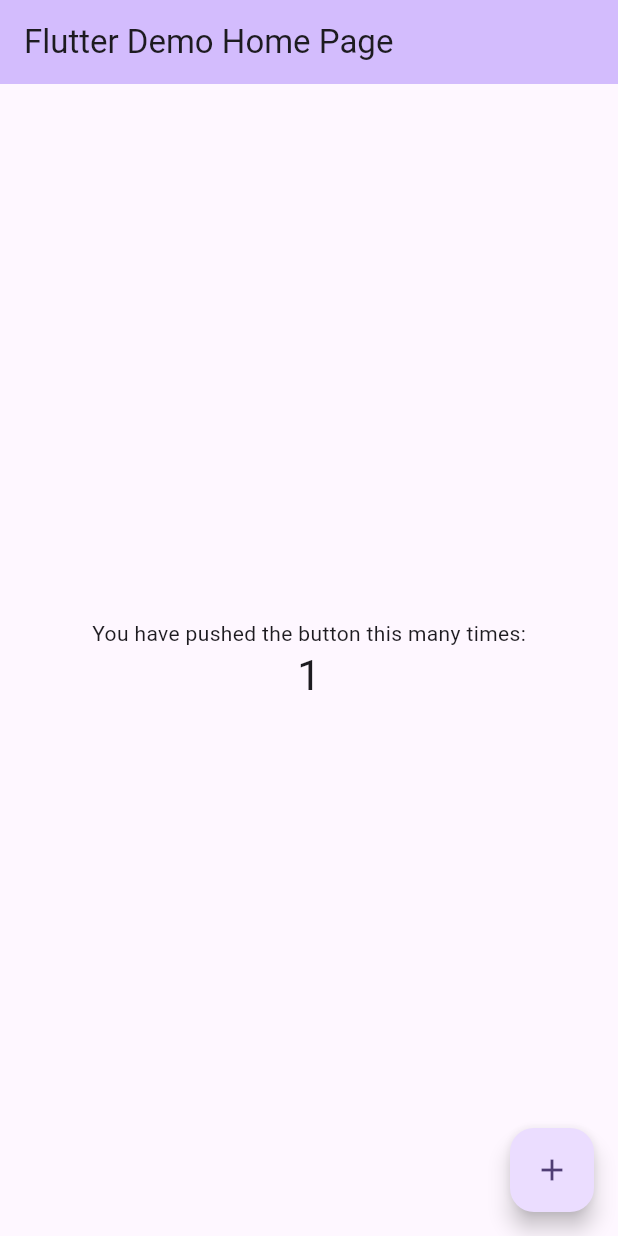
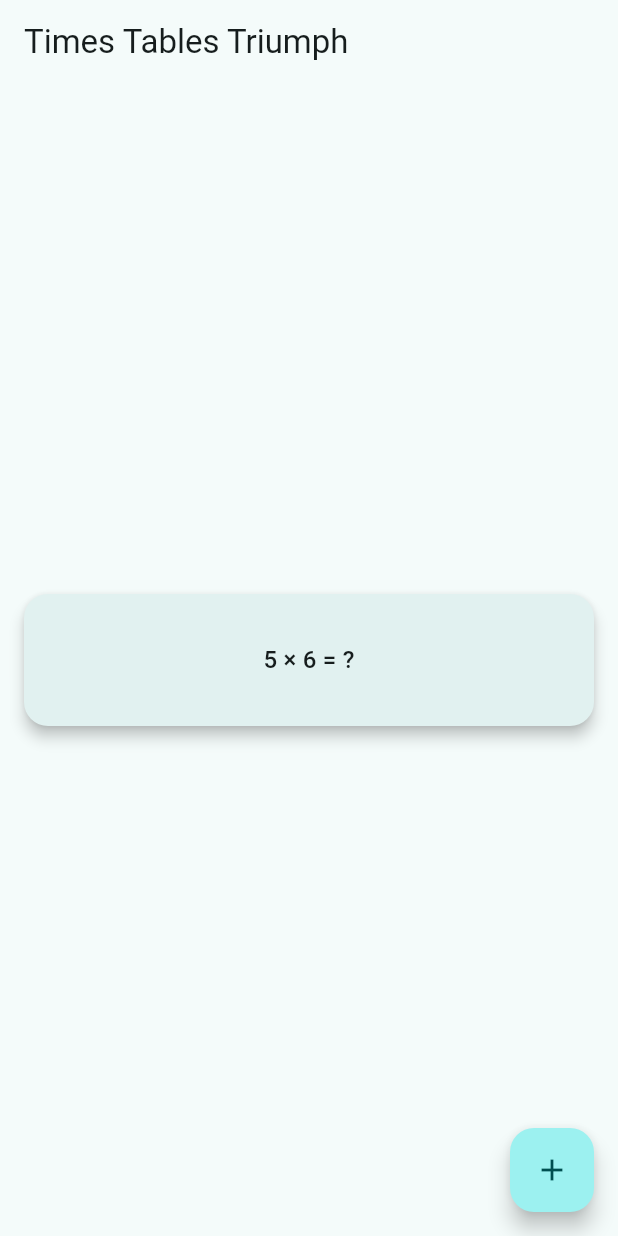
Before and after one commit to Jake-Mok-Nelson/times_tables_triumph, a Flutter app: the screen it shows after launch, after a tap on the "add" icon, on a phone screen of 412 x 824 dp. Run offline on Flutter 3.47's test engine with Material 3 defaults, Android fonts, the phone set to English and light mode, and no system bars.

Commit message:
A very simple flash card with reveal on tap

```diff
--- a/lib/fact.dart
+++ b/lib/fact.dart
@@ -1,6 +1,4 @@
 import 'dart:math';
-
-import 'package:flutter/material.dart';
 
 /// A class that represents a multiplication problem.
 class MultiplicationFact {
--- /dev/null
+++ b/lib/flashcard.dart
@@ -0,0 +1,46 @@
+import 'package:flutter/material.dart';
+import 'package:times_tables_triumph/fact.dart';
+
+/// A flashcard that shows a multiplication question and flips to reveal the answer.
+class FlashCardWidget extends StatefulWidget {
+  final MultiplicationFact fact;
+
+  const FlashCardWidget({super.key, required this.fact});
+
+  @override
+  FlashCardWidgetState createState() => FlashCardWidgetState();
+}
+
+class FlashCardWidgetState extends State<FlashCardWidget> {
+  bool _showAnswer = false;
+
+  @override
+  Widget build(BuildContext context) {
+    final displayText = _showAnswer
+        // Back of card: show full fact with answer
+        ? '${widget.fact.multiplicand} × ${widget.fact.multiplier} = ${widget.fact.product}'
+        // Front of card: show question only
+        : '${widget.fact.multiplicand} × ${widget.fact.multiplier} = ?';
+
+    return GestureDetector(
+      onTap: () => setState(() => _showAnswer = !_showAnswer),
+      child: Card(
+        color: Theme.of(context).cardTheme.color,
+        shape: RoundedRectangleBorder(
+          borderRadius: BorderRadius.circular(16),
+        ),
+        elevation: 4,
+        margin: const EdgeInsets.all(16),
+        child: Container(
+          padding: const EdgeInsets.symmetric(vertical: 32, horizontal: 16),
+          alignment: Alignment.center,
+          child: Text(
+            displayText,
+            style: Theme.of(context).textTheme.titleMedium,
+            textAlign: TextAlign.center,
+          ),
+        ),
+      ),
+    );
+  }
+}
--- a/lib/main.dart
+++ b/lib/main.dart
@@ -1,4 +1,6 @@
 import 'package:flutter/material.dart';
+import 'package:times_tables_triumph/fact.dart';
+import 'package:times_tables_triumph/flashcard.dart';
 
 void main() {
   runApp(const MyApp());
@@ -11,41 +13,25 @@ class MyApp extends StatelessWidget {
   @override
   Widget build(BuildContext context) {
     return MaterialApp(
-      title: 'Flutter Demo',
+      title: 'Times Tables Triumph',
       theme: ThemeData(
-        // This is the theme of your application.
-        //
-        // TRY THIS: Try running your application with "flutter run". You'll see
-        // the application has a purple toolbar. Then, without quitting the app,
-        // try changing the seedColor in the colorScheme below to Colors.green
-        // and then invoke "hot reload" (save your changes or press the "hot
-        // reload" button in a Flutter-supported IDE, or press "r" if you used
-        // the command line to start the app).
-        //
-        // Notice that the counter didn't reset back to zero; the application
-        // state is not lost during the reload. To reset the state, use hot
-        // restart instead.
-        //
-        // This works for code too, not just values: Most code changes can be
-        // tested with just a hot reload.
-        colorScheme: ColorScheme.fromSeed(seedColor: Colors.deepPurple),
+        colorScheme: ColorScheme.fromSeed(
+          seedColor: const Color.fromARGB(255, 85, 199, 199),
+        ),
+        useMaterial3: true,
+        cardTheme: const CardTheme(
+          surfaceTintColor: Color.fromARGB(255, 85, 199, 199),
+          elevation: 4,
+          margin: EdgeInsets.all(16),
+        ),
       ),
-      home: const MyHomePage(title: 'Flutter Demo Home Page'),
+      home: const MyHomePage(title: 'Times Tables Triumph'),
     );
   }
 }
 
 class MyHomePage extends StatefulWidget {
   const MyHomePage({super.key, required this.title});
-
-  // This widget is the home page of your application. It is stateful, meaning
-  // that it has a State object (defined below) that contains fields that affect
-  // how it looks.
-
-  // This class is the configuration for the state. It holds the values (in this
-  // case the title) provided by the parent (in this case the App widget) and
-  // used by the build method of the State. Fields in a Widget subclass are
-  // always marked "final".
 
   final String title;
 
@@ -54,69 +40,31 @@ class MyHomePage extends StatefulWidget {
 }
 
 class _MyHomePageState extends State<MyHomePage> {
-  int _counter = 0;
 
-  void _incrementCounter() {
-    setState(() {
-      // This call to setState tells the Flutter framework that something has
-      // changed in this State, which causes it to rerun the build method below
-      // so that the display can reflect the updated values. If we changed
-      // _counter without calling setState(), then the build method would not be
-      // called again, and so nothing would appear to happen.
-      _counter++;
-    });
-  }
+
+  final fact = FactGenerator().generate(maxTable: 12);
 
   @override
   Widget build(BuildContext context) {
-    // This method is rerun every time setState is called, for instance as done
-    // by the _incrementCounter method above.
-    //
-    // The Flutter framework has been optimized to make rerunning build methods
-    // fast, so that you can just rebuild anything that needs updating rather
-    // than having to individually change instances of widgets.
     return Scaffold(
       appBar: AppBar(
-        // TRY THIS: Try changing the color here to a specific color (to
-        // Colors.amber, perhaps?) and trigger a hot reload to see the AppBar
-        // change color while the other colors stay the same.
-        backgroundColor: Theme.of(context).colorScheme.inversePrimary,
-        // Here we take the value from the MyHomePage object that was created by
-        // the App.build method, and use it to set our appbar title.
         title: Text(widget.title),
       ),
       body: Center(
-        // Center is a layout widget. It takes a single child and positions it
-        // in the middle of the parent.
         child: Column(
-          // Column is also a layout widget. It takes a list of children and
-          // arranges them vertically. By default, it sizes itself to fit its
-          // children horizontally, and tries to be as tall as its parent.
-          //
-          // Column has various properties to control how it sizes itself and
-          // how it positions its children. Here we use mainAxisAlignment to
-          // center the children vertically; the main axis here is the vertical
-          // axis because Columns are vertical (the cross axis would be
-          // horizontal).
-          //
-          // TRY THIS: Invoke "debug painting" (choose the "Toggle Debug Paint"
-          // action in the IDE, or press "p" in the console), to see the
-          // wireframe for each widget.
           mainAxisAlignment: MainAxisAlignment.center,
-          children: <Widget>[
-            const Text('You have pushed the button this many times:'),
-            Text(
-              '$_counter',
-              style: Theme.of(context).textTheme.headlineMedium,
-            ),
-          ],
+          children: [
+            FlashCardWidget(fact: fact),
+          ]
+
         ),
       ),
       floatingActionButton: FloatingActionButton(
-        onPressed: _incrementCounter,
+        onPressed: () {},
         tooltip: 'Increment',
         child: const Icon(Icons.add),
-      ), // This trailing comma makes auto-formatting nicer for build methods.
+      ),
     );
   }
+
 }
```
